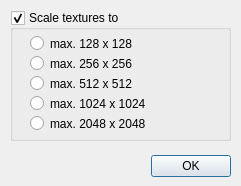
Before: the Qt Designer form ui/qdlgtextureloadoptions.ui in CoppeliaRobotics/coppeliaSimLib, drawn with Qt 5.
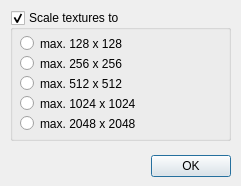
After: the same form once the commit is applied.

What changed in the file:
```diff
--- a/ui/qdlgtextureloadoptions.ui
+++ b/ui/qdlgtextureloadoptions.ui
@@ -53,9 +53,9 @@
    <widget class="QRadioButton" name="qq256">
     <property name="geometry">
      <rect>
-      <x>20</x>
+      <x>10</x>
       <y>45</y>
-      <width>201</width>
+      <width>190</width>
       <height>17</height>
      </rect>
     </property>
@@ -69,9 +69,9 @@
    <widget class="QRadioButton" name="qq512">
     <property name="geometry">
      <rect>
-      <x>20</x>
+      <x>10</x>
       <y>65</y>
-      <width>201</width>
+      <width>190</width>
       <height>17</height>
      </rect>
     </property>
@@ -85,9 +85,9 @@
    <widget class="QRadioButton" name="qq1024">
     <property name="geometry">
      <rect>
-      <x>20</x>
+      <x>10</x>
       <y>85</y>
-      <width>201</width>
+      <width>190</width>
       <height>17</height>
      </rect>
     </property>
@@ -101,9 +101,9 @@
    <widget class="QRadioButton" name="qq2048">
     <property name="geometry">
      <rect>
-      <x>20</x>
+      <x>10</x>
       <y>105</y>
-      <width>201</width>
+      <width>190</width>
       <height>17</height>
      </rect>
     </property>
@@ -117,9 +117,9 @@
    <widget class="QRadioButton" name="qq128">
     <property name="geometry">
      <rect>
-      <x>20</x>
+      <x>10</x>
       <y>25</y>
-      <width>201</width>
+      <width>190</width>
       <height>17</height>
      </rect>
     </property>
```
